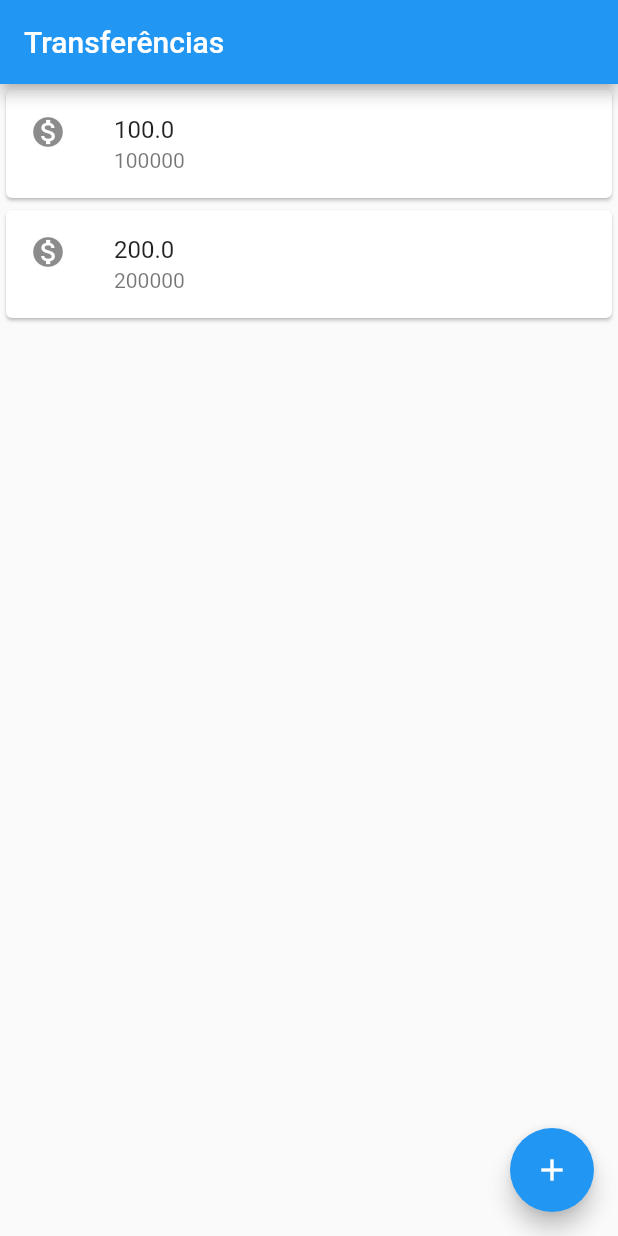
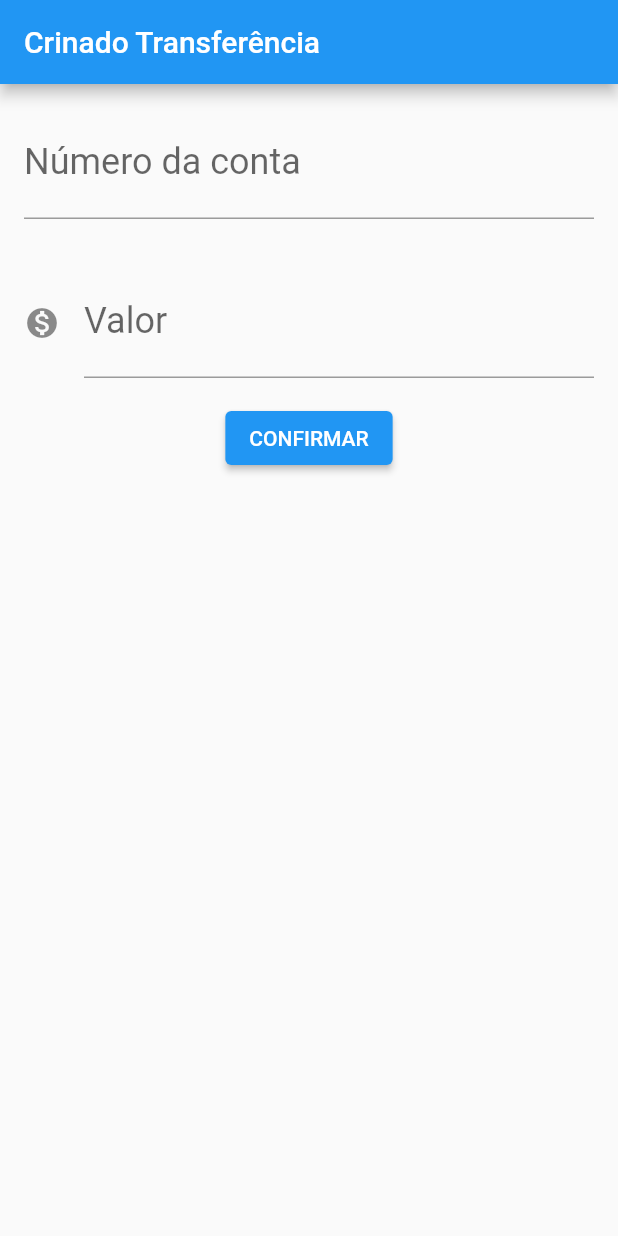
Before and after one commit to JoaoWesley/flutter-study-1, a Flutter app: the screen it shows after launch, on a phone screen of 412 x 824 dp. Run offline on Flutter 3.47's test engine with Material 2 defaults, Android fonts, the phone set to English and light mode, and no system bars.

Commit message:
finishing second module

```diff
--- a/lib/main.dart
+++ b/lib/main.dart
@@ -1,24 +1,88 @@
 import 'package:flutter/material.dart';
 
-void main() =>
-    runApp(MaterialApp(
-      home: Scaffold(
-        body: TransferList(),
-        appBar: AppBar(title: Text('Transferências'),),
-        floatingActionButton: FloatingActionButton(
-          child: Icon(Icons.add),
-        ),
-      )
+void main() => runApp(ByteBankApp());
+
+class ByteBankApp extends StatelessWidget {
+  @override
+  Widget build(BuildContext context) {
+    return MaterialApp(
+        home: Scaffold(
+      body: TransferForm(),
     ));
+  }
+}
+
+class TransferForm extends StatelessWidget {
+  final TextEditingController _accountNumberFieldController = TextEditingController();
+  final TextEditingController _valueFieldController = TextEditingController();
+
+  @override
+  Widget build(BuildContext context) {
+    return Scaffold(
+      appBar: AppBar(title: Text('Crinado Transferência')),
+      body: Column(
+        children: [
+          Padding(
+            padding: const EdgeInsets.all(16.0),
+            child: TextField(
+              controller: _accountNumberFieldController,
+              style: TextStyle(
+                fontSize: 24.0,
+              ),
+              decoration: InputDecoration(
+                  labelText: 'Número da conta', hintText: '0000'),
+              keyboardType: TextInputType.number,
+            ),
+          ),
+          Padding(
+            padding: const EdgeInsets.all(16.0),
+            child: TextField(
+              controller: _valueFieldController,
+              style: TextStyle(
+                fontSize: 24.0,
+              ),
+              decoration: InputDecoration(
+                  icon: Icon(Icons.monetization_on),
+                  labelText: 'Valor',
+                  hintText: '0000'),
+              keyboardType: TextInputType.number,
+            ),
+          ),
+          ElevatedButton(
+            onPressed: () {
+              debugPrint('clicou confirmar');
+              final double value = double.tryParse(_valueFieldController.text);
+              final int accountNumber = int.tryParse(_accountNumberFieldController.text);
+
+              if(accountNumber != null && value != null) {
+                final createdTransfer = Transfer(value, accountNumber);
+                debugPrint('$createdTransfer');
+              }
+            },
+            child: Text('CONFIRMAR'),
+          ),
+        ],
+      ),
+    );
+  }
+}
 
 class TransferList extends StatelessWidget {
   @override
   Widget build(BuildContext context) {
-    return Column(
-      children: [
-        TransferItem(Transfer(100.0, 100000)),
-        TransferItem(Transfer(200.0, 200000)),
-      ],
+    return Scaffold(
+      appBar: AppBar(
+        title: Text('Transferências'),
+      ),
+      body: Column(
+        children: [
+          TransferItem(Transfer(100.0, 100000)),
+          TransferItem(Transfer(200.0, 200000)),
+        ],
+      ),
+      floatingActionButton: FloatingActionButton(
+        child: Icon(Icons.add),
+      ),
     );
   }
 }
@@ -34,9 +98,7 @@ class TransferItem extends StatelessWidget {
         child: ListTile(
             leading: Icon(Icons.monetization_on),
             title: Text(this._transfer.value.toString()),
-            subtitle: Text(this._transfer.accountNumber.toString())
-        )
-    );
+            subtitle: Text(this._transfer.accountNumber.toString())));
   }
 }
 
@@ -45,4 +107,9 @@ class Transfer {
   final int accountNumber;
 
   Transfer(this.value, this.accountNumber);
+
+  @override
+  String toString() {
+    return 'Transfer{value: $value, accountNumber: $accountNumber}';
+  }
 }
```
